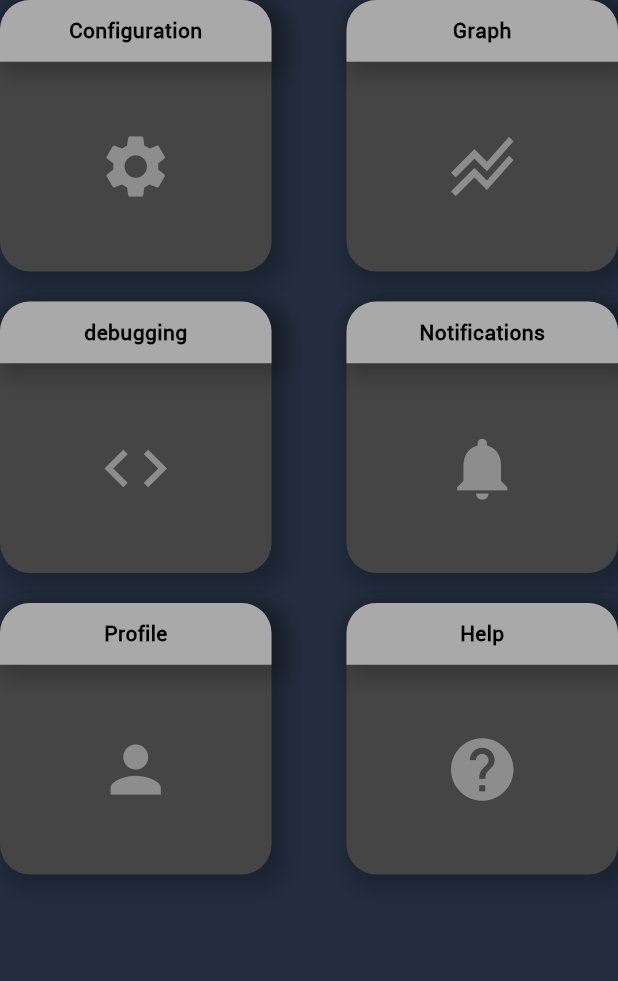
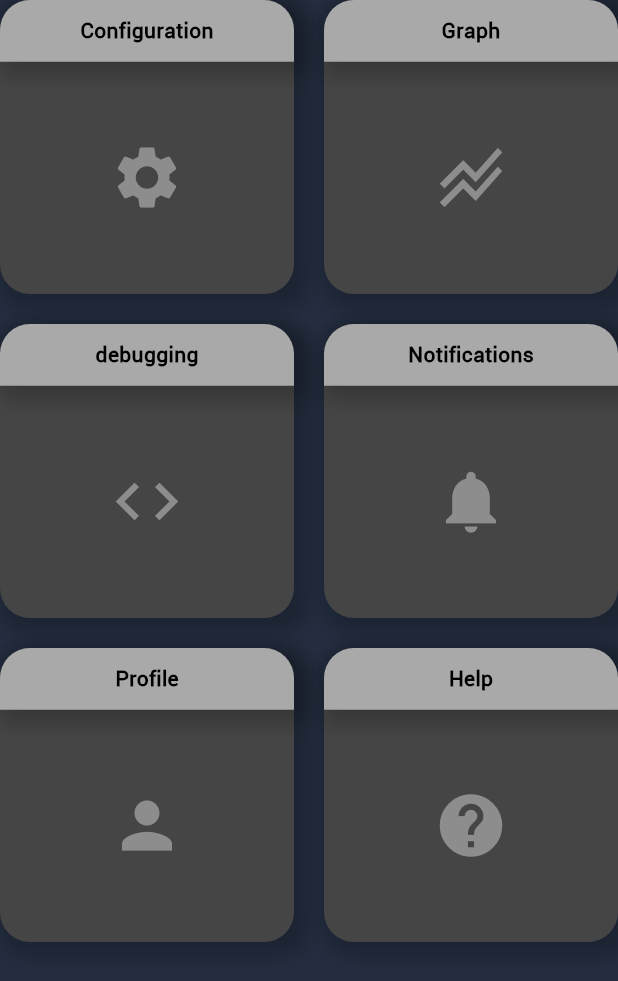
Before and after one commit to Marato01/TNC_app, a Flutter app: the ConnectedScreen widget shown alone on an empty page, opened directly, on a phone screen of 412 x 824 dp. Shown: the top 981 px of the screen. Run offline on Flutter 3.47's test engine with Material 3 defaults, Android fonts, the light colour scheme and no system bars; our stand-ins replace cherry_toast, device_info_plus, fl_chart, geolocator, loading_animation_widget, permission_handler; missing offline and left inert: app_settings, flutter_reactive_ble, riff_switch.

```diff
--- a/lib/view/body/connected_screen/connected_screen.dart
+++ b/lib/view/body/connected_screen/connected_screen.dart
@@ -27,7 +27,7 @@ class _ConnectedScreenState extends State<ConnectedScreen> {
     return GridView.builder(
         gridDelegate: const SliverGridDelegateWithFixedCrossAxisCount(
           crossAxisCount: 2, // Number of columns
-          crossAxisSpacing: 50, // Spacing between columns
+          crossAxisSpacing: 20, // Spacing between columns
           mainAxisSpacing: 20, // Spacing between rows
         ),
         itemCount: gridItems.length, // Length of the list,
```
Also changed, not shown: lib/view/selectdevice/select_device_screen.dart (line endings or trailing spaces).
